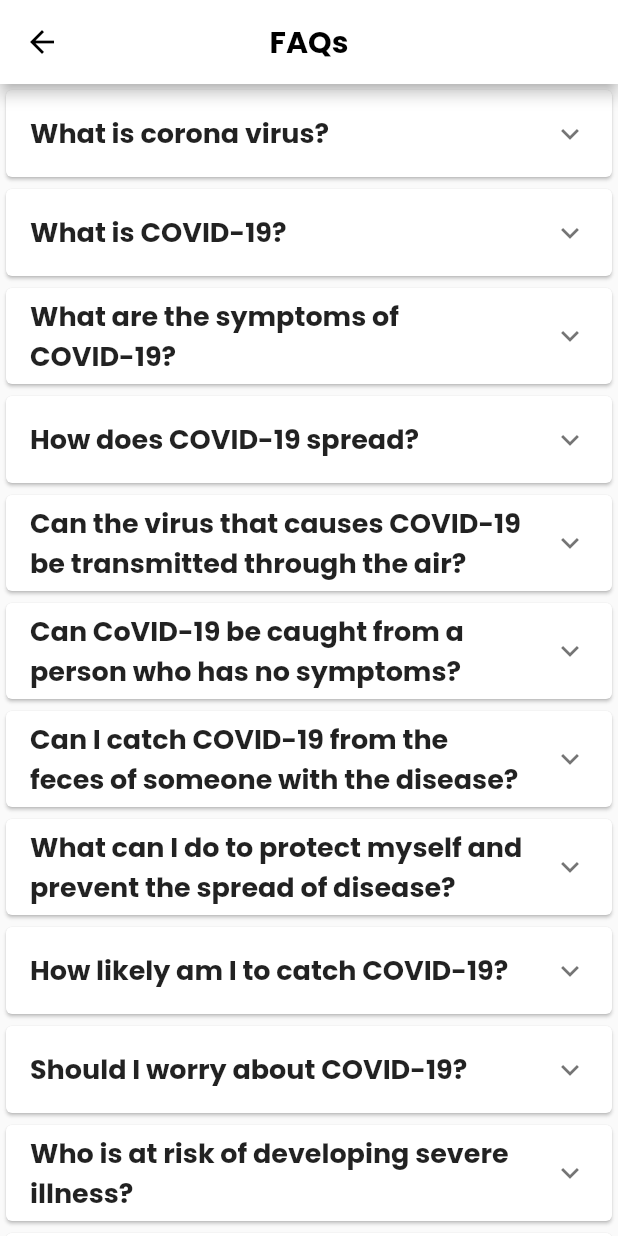
After one commit to realsst1/corona_tracker, a Flutter app: the screen it shows after launch, after a tap on "FAQs", on a phone screen of 412 x 824 dp. The commit adds this screen. Run offline on Flutter 3.47's test engine with Material 2 defaults, Android fonts, the phone set to English and light mode, and no system bars; our stand-ins replace carousel_slider, expandable, google_fonts.

Commit message:
FAQ screen added 90% complete

```diff
--- /dev/null
+++ b/lib/screens/faq_screen.dart
@@ -0,0 +1,373 @@
+import 'package:expandable/expandable.dart';
+import 'package:flutter/cupertino.dart';
+import 'package:flutter/material.dart';
+import 'package:google_fonts/google_fonts.dart';
+
+class FAQScreen extends StatelessWidget {
+  @override
+  Widget build(BuildContext context) {
+    return Scaffold(
+      appBar: AppBar(
+        leading: BackButton(
+          color: Colors.black,
+        ),
+        title: Text(
+          "FAQs",
+          style: GoogleFonts.poppins(
+              fontWeight: FontWeight.bold, color: Colors.black),
+        ),
+        centerTitle: true,
+        backgroundColor: Colors.white,
+      ),
+      body: ListView(
+        children: <Widget>[
+          Card(
+            child: ExpansionTile(
+              title: Text(
+                "What is corona virus?",
+                style: GoogleFonts.poppins(
+                    fontWeight: FontWeight.bold, fontSize: 18.0),
+              ),
+              children: <Widget>[
+                Padding(
+                  padding: const EdgeInsets.all(16.0),
+                  child: Text(
+                    "Corona viruses are a large family of viruses which may cause illness" +
+                        "in animals or humans. In humans, several coronaviruses are known" +
+                        "to cause respiratory infections ranging from the common cold to more" +
+                        "severe diseases such as Middle East Respiratory Syndrome (MERS)" +
+                        "and Severe Acute Respiratory Syndrome (SARS). The most recently" +
+                        "discovered coronavirus causes coronavirus disease COVID-19.",
+                    style: GoogleFonts.poppins(
+                        fontWeight: FontWeight.w400, fontSize: 16.0),
+                    textAlign: TextAlign.justify,
+                  ),
+                )
+              ],
+            ),
+          ),
+          Card(
+            child: ExpansionTile(
+              title: Text(
+                "What is COVID-19?",
+                style: GoogleFonts.poppins(
+                    fontWeight: FontWeight.bold, fontSize: 18.0),
+              ),
+              children: <Widget>[
+                Padding(
+                  padding: const EdgeInsets.all(16.0),
+                  child: Text(
+                    "COVID-19 is the infectious disease caused by the most recently" +
+                        "discovered corona virus. This new virus and disease were unknown" +
+                        "before the outbreak began in Wuhan, China, in December 2019.",
+                    style: GoogleFonts.poppins(
+                        fontWeight: FontWeight.w400, fontSize: 16.0),
+                    textAlign: TextAlign.justify,
+                  ),
+                )
+              ],
+            ),
+          ),
+          Card(
+            child: ExpansionTile(
+              title: Text(
+                "What are the symptoms of COVID-19?",
+                style: GoogleFonts.poppins(
+                    fontWeight: FontWeight.bold, fontSize: 18.0),
+              ),
+              children: <Widget>[
+                Padding(
+                  padding: const EdgeInsets.all(16.0),
+                  child: Text(
+                    "The most common symptoms of COVID-19 are fever, tiredness, and"
+                            "dry cough. Some patients may have aches and pains, nasal" +
+                        "congestion, runny nose, sore throat or diarrhea. These symptoms are" +
+                        "usually mild and begin gradually. Some people become infected but" +
+                        "don’t develop any symptoms and don't feel unwell. Most people" +
+                        "(about 80%) recover from the disease without needing special" +
+                        "treatment. Around 1 out of every 6 people who gets COVID-19" +
+                        "becomes seriously ill and develops difficulty breathing. Older people," +
+                        "and those with underlying medical problems like high blood pressure," +
+                        "heart problems or diabetes, are more likely to develop serious illness." +
+                        "People with fever, cough and difficulty breathing should seek medical" +
+                        "attention",
+                    style: GoogleFonts.poppins(
+                        fontWeight: FontWeight.w400, fontSize: 16.0),
+                    textAlign: TextAlign.justify,
+                  ),
+                )
+              ],
+            ),
+          ),
+          Card(
+            child: ExpansionTile(
+              title: Text(
+                "How does COVID-19 spread?",
+                style: GoogleFonts.poppins(
+                    fontWeight: FontWeight.bold, fontSize: 18.0),
+              ),
+              children: <Widget>[
+                Padding(
+                  padding: const EdgeInsets.all(16.0),
+                  child: Text(
+                    "People can catch COVID-19 from others who have the virus. The"
+                    "disease can spread from person to person through small droplets from"
+                    "the nose or mouth which are spread when a person with COVID-19"
+                    "coughs or exhales. These droplets land on objects and surfaces"
+                    "around the person. Other people then catch COVID-19 by touching"
+                    "these objects or surfaces, then touching their eyes, nose or mouth."
+                    "People can also catch COVID-19 if they breathe in droplets from a"
+                    "person with COVID-19 who coughs out or exhales droplets. This is"
+                    "why it is important to stay more than 1 meter (3 feet) away from a"
+                    "person who is sick.",
+                    style: GoogleFonts.poppins(
+                        fontWeight: FontWeight.w400, fontSize: 16.0),
+                    textAlign: TextAlign.justify,
+                  ),
+                )
+              ],
+            ),
+          ),
+          Card(
+            child: ExpansionTile(
+              title: Text(
+                "Can the virus that causes COVID-19 be transmitted through the air?",
+                style: GoogleFonts.poppins(
+                    fontWeight: FontWeight.bold, fontSize: 18.0),
+              ),
+              children: <Widget>[
+                Padding(
+                  padding: const EdgeInsets.all(16.0),
+                  child: Text(
+                    "Studies to date suggest that the virus that causes COVID-19 is mainly "
+                    "transmitted through contact with respiratory droplets rather than "
+                    'through the air. See previous answer on “How does COVID-19 '
+                    'spread?”',
+                    style: GoogleFonts.poppins(
+                        fontWeight: FontWeight.w400, fontSize: 16.0),
+                    textAlign: TextAlign.justify,
+                  ),
+                )
+              ],
+            ),
+          ),
+          Card(
+            child: ExpansionTile(
+              title: Text(
+                "Can CoVID-19 be caught from a person who has no symptoms?",
+                style: GoogleFonts.poppins(
+                    fontWeight: FontWeight.bold, fontSize: 18.0),
+              ),
+              children: <Widget>[
+                Padding(
+                  padding: const EdgeInsets.all(16.0),
+                  child: Text(
+                    "The main way the disease spreads is through respiratory droplets "
+                    "expelled by someone who is coughing. The risk of catching COVID-19 "
+                    "from someone with no symptoms at all is very low. However, many "
+                    "people with COVID-19 experience only mild symptoms. This is "
+                    "particularly true at the early stages of the disease. It is therefore "
+                    "possible to catch COVID-19 from someone who has, for example, just "
+                    "a mild cough and does not feel ill.",
+                    style: GoogleFonts.poppins(
+                        fontWeight: FontWeight.w400, fontSize: 16.0),
+                    textAlign: TextAlign.justify,
+                  ),
+                )
+              ],
+            ),
+          ),
+          Card(
+            child: ExpansionTile(
+              title: Text(
+                "Can I catch COVID-19 from the feces of someone with the disease?",
+                style: GoogleFonts.poppins(
+                    fontWeight: FontWeight.bold, fontSize: 18.0),
+              ),
+              children: <Widget>[
+                Padding(
+                  padding: const EdgeInsets.all(16.0),
+                  child: Text(
+                    "The risk of catching COVID-19 from the feces of an infected person "
+                    "appears to be low. While initial investigations suggest the virus may "
+                    "be present in feces in some cases, spread through this route is not a "
+                    "main feature of the outbreak. The ongoing research on the ways "
+                    "COVID-19 is spread and will continue to share new findings. Because "
+                    "this is a risk, however, it is another reason to clean hands regularly "
+                    "after using the bathroom and before eating.",
+                    style: GoogleFonts.poppins(
+                        fontWeight: FontWeight.w400, fontSize: 16.0),
+                    textAlign: TextAlign.justify,
+                  ),
+                )
+              ],
+            ),
+          ),
+          Card(
+            child: ExpansionTile(
+              title: Text(
+                "What can I do to protect myself and prevent the spread of disease?",
+                style: GoogleFonts.poppins(
+                    fontWeight: FontWeight.bold, fontSize: 18.0),
+              ),
+              children: <Widget>[
+                Padding(
+                  padding: const EdgeInsets.all(16.0),
+                  child: Text(
+                    "Stay aware of the latest information on the COVID-19 outbreak, "
+                    "available on the national,state and local public health authority. Many "
+                    "countries around the world have seen cases of COVID-19 and several "
+                    "have seen outbreaks. Authorities in China and some other countries "
+                    "have succeeded in slowing or stopping their outbreaks. However, the "
+                    "situation is unpredictable so check regularly for the latest news.",
+                    style: GoogleFonts.poppins(
+                        fontWeight: FontWeight.w400, fontSize: 16.0),
+                    textAlign: TextAlign.justify,
+                  ),
+                )
+              ],
+            ),
+          ),
+          Card(
+            child: ExpansionTile(
+              title: Text(
+                "How likely am I to catch COVID-19?",
+                style: GoogleFonts.poppins(
+                    fontWeight: FontWeight.bold, fontSize: 18.0),
+              ),
+              children: <Widget>[
+                Padding(
+                  padding: const EdgeInsets.all(16.0),
+                  child: Text(
+                    "The risk depends on where you are - and more specifically, whether "
+                    "there is a COVID-19 outbreak unfolding there.\n"
+                    "For most people in most locations the risk of catching COVID-19 is "
+                    "still low. However, there are now places around the world (cities or"
+                    "areas) where the disease is spreading. For people living in, or visiting,"
+                    "these areas the risk of catching COVID-19 is higher. Governments "
+                    "and health authorities are taking vigorous action every time a new "
+                    "case of COVID-19 is identified. Be sure to comply with any local "
+                    "restrictions on travel, movement or large gatherings. Cooperating with "
+                    "disease control efforts will reduce your risk of catching or spreading "
+                    "COVID-19.\n"
+                    "COVID-19 outbreaks can be contained and transmission stopped, as "
+                    "has been shown in China and some other countries. Unfortunately,"
+                    "new outbreaks can emerge rapidly. It’s important to be aware of the "
+                    "situation where you are or intend to go.",
+                    style: GoogleFonts.poppins(
+                        fontWeight: FontWeight.w400, fontSize: 16.0),
+                    textAlign: TextAlign.justify,
+                  ),
+                )
+              ],
+            ),
+          ),
+          Card(
+            child: ExpansionTile(
+              title: Text(
+                "Should I worry about COVID-19?",
+                style: GoogleFonts.poppins(
+                    fontWeight: FontWeight.bold, fontSize: 18.0),
+              ),
+              children: <Widget>[
+                Padding(
+                  padding: const EdgeInsets.all(16.0),
+                  child: Text(
+                    "Illness due to COVID-19 infection is generally mild, especially for "
+                    "children and young adults. However, it can cause serious illness:"
+                  "about 1 in every 5 people who catch it need hospital care. It is "
+                  "therefore quite normal for people to worry about how the COVID-19 "
+                  "outbreak will affect them and their loved ones. "
+                  "We can channel our concerns into actions to protect ourselves, our "
+                    "loved ones and our communities. First and foremost among these "
+                    "actions is regular and thorough hand-washing and good respiratory "
+                    "hygiene. Secondly, keep informed and follow the advice of the local "
+                  "health authorities including any restrictions put in place on travel, "
+                    "movement and gatherings. " ,
+                    style: GoogleFonts.poppins(
+                        fontWeight: FontWeight.w400, fontSize: 16.0),
+                    textAlign: TextAlign.justify,
+                  ),
+                )
+              ],
+            ),
+          ),
+          Card(
+            child: ExpansionTile(
+              title: Text(
+                "Who is at risk of developing severe illness?",
+                style: GoogleFonts.poppins(
+                    fontWeight: FontWeight.bold, fontSize: 18.0),
+              ),
+              children: <Widget>[
+                Padding(
+                  padding: const EdgeInsets.all(16.0),
+                  child: Text(
+                    "While we are still learning about how COVID-2019 affects people, "
+    "older persons and persons with pre-existing medical conditions (such "
+    "as high blood pressure, heart disease, lung disease, cancer or "
+    "diabetes) appear to develop serious illness more often than others.",
+                    style: GoogleFonts.poppins(
+                        fontWeight: FontWeight.w400, fontSize: 16.0),
+                      textAlign: TextAlign.justify,
+                  ),
+                )
+              ],
+            ),
+          ),
+          Card(
+            child: ExpansionTile(
+              title: Text(
+                "Are antibiotics effective in preventing or treating the COVID-19?",
+                style: GoogleFonts.poppins(
+                    fontWeight: FontWeight.bold, fontSize: 18.0),
+              ),
+              children: <Widget>[
+                Padding(
+                  padding: const EdgeInsets.all(16.0),
+                  child: Text(
+                    "No. Antibiotics do not work against viruses, they only work on "
+                  "bacterial infections. COVID-19 is caused by a virus, so antibiotics do "
+                  "not work. Antibiotics should not be used as a means of prevention or "
+                  "treatment of COVID-19. They should only be used as directed by a "
+                    "physician to treat a bacterial infection." ,
+                    style: GoogleFonts.poppins(
+                        fontWeight: FontWeight.w400, fontSize: 16.0),
+                    textAlign: TextAlign.justify,
+                  ),
+                )
+              ],
+            ),
+          ),
+          Card(
+            child: ExpansionTile(
+              title: Text(
+                "Are there any medicines or therapies that can prevent or cure COVID-19?",
+                style: GoogleFonts.poppins(
+                    fontWeight: FontWeight.bold, fontSize: 18.0),
+              ),
+              children: <Widget>[
+                Padding(
+                  padding: const EdgeInsets.all(16.0),
+                  child: Text(
+                    "While some western, traditional or home remedies may provide "
+                  "comfort and alleviate symptoms of COVID-19, there is no evidence "
+                    "that current medicine can prevent or cure the disease. We does not "
+                  "recommend self-medication with any medicines, including antibiotics, "
+                    "as a prevention or cure for COVID-19. However, there are several "
+                  "ongoing clinical trials that include both western and traditional "
+                    "medicines. We will continue to provide updated information as soon "
+                    "as clinical findings are available. " ,
+                    style: GoogleFonts.poppins(
+                        fontWeight: FontWeight.w400, fontSize: 16.0),
+                    textAlign: TextAlign.justify,
+                  ),
+                )
+              ],
+            ),
+          ),
+        ],
+      ),
+    );
+  }
+}
--- a/lib/screens/home_screen.dart
+++ b/lib/screens/home_screen.dart
@@ -1,4 +1,5 @@
 import 'package:carousel_slider/carousel_slider.dart';
+import 'package:coronatracker/screens/faq_screen.dart';
 import 'package:flutter/material.dart';
 import 'package:google_fonts/google_fonts.dart';
 import 'package:intl/intl.dart';
@@ -539,7 +540,16 @@ class _HomeScreenState extends State<HomeScreen> {
                 childAspectRatio: height/width,
                 padding: EdgeInsets.all(16.0),
                 children: <Widget>[
-                  Card(
+                  InkWell(
+                    onTap: (){
+                      Navigator.push(context, MaterialPageRoute(
+                        builder: (context)=>FAQScreen()
+                      ));
+                    },
+                    child: Card(
+                      shape: RoundedRectangleBorder(
+                        borderRadius: BorderRadius.all(Radius.circular(10.0))
+                      ),
                       color: Colors.blue,
                       child: Column(
                         mainAxisAlignment: MainAxisAlignment.center,
@@ -570,8 +580,13 @@ class _HomeScreenState extends State<HomeScreen> {
                         ],
                       ),
                     ),
-                  Card(
-                    color: Colors.redAccent,
+                  ),
+                  InkWell(
+                    child: Card(
+                      color: Colors.pinkAccent,
+                      shape: RoundedRectangleBorder(
+                          borderRadius: BorderRadius.all(Radius.circular(10.0))
+                      ),
                       child: Column(
                         mainAxisAlignment: MainAxisAlignment.center,
                         crossAxisAlignment: CrossAxisAlignment.center,
@@ -601,14 +616,19 @@ class _HomeScreenState extends State<HomeScreen> {
                         ],
                       ),
                     ),
-                  Card(
-                    color: Colors.blue,
+                  ),
+                  InkWell(
+                    child: Card(
+                      color: Colors.lime,
+                      shape: RoundedRectangleBorder(
+                          borderRadius: BorderRadius.all(Radius.circular(10.0))
+                      ),
                       child: Column(
                         mainAxisAlignment: MainAxisAlignment.center,
                         crossAxisAlignment: CrossAxisAlignment.center,
                         children: <Widget>[
                           Padding(
-                          padding: const EdgeInsets.only(top:8.0),
+                            padding: const EdgeInsets.only(top:10.0),
                             child: Image.asset(
                               "assets/images/virus.png",
                               fit: BoxFit.cover,
@@ -632,14 +652,19 @@ class _HomeScreenState extends State<HomeScreen> {
                         ],
                       ),
                     ),
-                  Card(
-                    color: Colors.blue,
+                  ),
+                  InkWell(
+                    child: Card(
+                      color: Colors.indigoAccent,
+                      shape: RoundedRectangleBorder(
+                          borderRadius: BorderRadius.all(Radius.circular(10.0))
+                      ),
                       child: Column(
                         mainAxisAlignment: MainAxisAlignment.center,
                         crossAxisAlignment: CrossAxisAlignment.center,
                         children: <Widget>[
                           Padding(
-                          padding: const EdgeInsets.only(top:8.0),
+                            padding: const EdgeInsets.only(top:10.0),
                             child: Image.asset(
                               "assets/images/wizard.png",
                               fit: BoxFit.cover,
@@ -662,6 +687,7 @@ class _HomeScreenState extends State<HomeScreen> {
                           )
                         ],
                       ),
+                    ),
                   )
                 ],
               ),
--- a/pubspec.yaml
+++ b/pubspec.yaml
@@ -28,6 +28,7 @@ dependencies:
   google_fonts: ^0.5.0+1
   cached_network_image: ^2.1.0+1
   intl: ^0.16.1
+  expandable: ^4.1.3
 
 dev_dependencies:
   flutter_test:
```
Also changed, not shown: pubspec.lock. Lines whose indentation alone changed are shown as unchanged.
